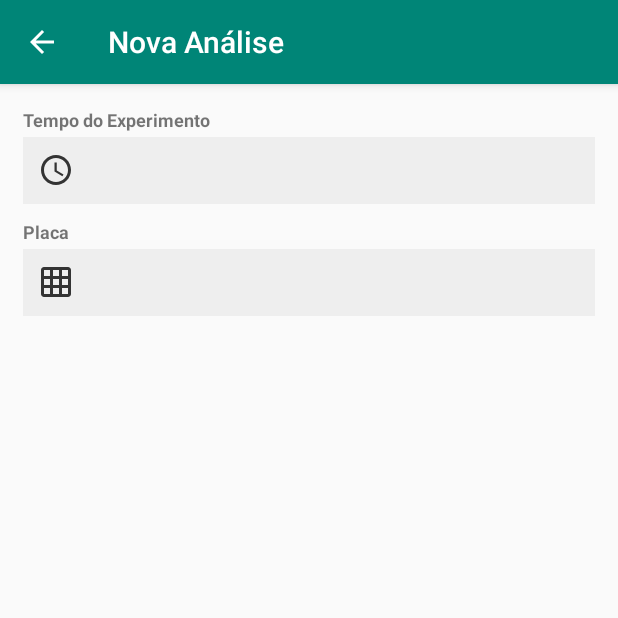
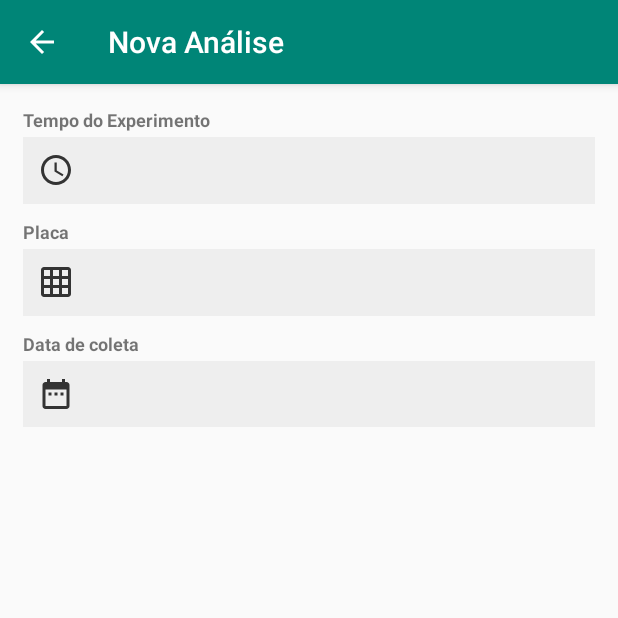
Before and after one commit to LaBECFar/sinae, an Android app: the NovaAnaliseActivity screen opened directly, with no data from a screen before it, on a phone screen of 412 x 824 dp, the top half of it. Run offline under Robolectric (Android 15) with nearby library versions, the phone set to English and light mode, and no system bars; our stand-ins replace Room's generated code.

Commit message:
app: data de coleta na criação de analises

```diff
--- a/app/app/src/main/java/br/com/webgenium/sinae/NovaAnaliseActivity.kt
+++ b/app/app/src/main/java/br/com/webgenium/sinae/NovaAnaliseActivity.kt
@@ -1,5 +1,7 @@
 package br.com.webgenium.sinae
 
+import android.annotation.SuppressLint
+import android.app.DatePickerDialog
 import android.content.Intent
 import androidx.appcompat.app.AppCompatActivity
 import android.os.Bundle
@@ -10,15 +12,17 @@ import br.com.webgenium.sinae.database.AppDatabase
 import br.com.webgenium.sinae.model.Analise
 import kotlinx.android.synthetic.main.activity_nova_analise.*
 import kotlinx.coroutines.launch
+import java.util.*
 
 class NovaAnaliseActivity : AppCompatActivity() {
 
 
     private val db: AppDatabase by lazy {  AppDatabase(this) }
     private val dao: AppDao by lazy { db.dao() }
-    private var analise = Analise()
+    private val analise = Analise()
 
 
+    @SuppressLint("SetTextI18n")
     override fun onCreate(savedInstanceState: Bundle?) {
         super.onCreate(savedInstanceState)
         setContentView(R.layout.activity_nova_analise)
@@ -33,6 +37,19 @@ class NovaAnaliseActivity : AppCompatActivity() {
             }
         }
 
+        et_data.setOnClickListener {
+            val calendar = Calendar.getInstance()
+            val year = calendar.get(Calendar.YEAR)
+            val month = calendar.get(Calendar.MONTH)
+            val day = calendar.get(Calendar.DAY_OF_MONTH)
+
+            val datepicker = DatePickerDialog(this@NovaAnaliseActivity, DatePickerDialog.OnDateSetListener { _, year, monthOfYear, dayOfMonth ->
+                et_data.text = "${year}-${monthOfYear}-${dayOfMonth}"
+            }, year, month, day)
+
+            datepicker.show()
+        }
+
 
         btn_continuar.setOnClickListener {
             val sharedPreference = SharedPreference( this )
@@ -41,6 +58,7 @@ class NovaAnaliseActivity : AppCompatActivity() {
             analise.fps = fps
             analise.tempo = et_tempo.text.toString()
             analise.placa = et_placa.text.toString()
+            analise.dataColeta = et_data.text.toString()
 
 
             val intent = Intent(this, NovaAnaliseVideoActivity::class.java)
--- a/app/app/src/main/java/br/com/webgenium/sinae/api/ExperimentoClient.kt
+++ b/app/app/src/main/java/br/com/webgenium/sinae/api/ExperimentoClient.kt
@@ -15,7 +15,9 @@ class ExperimentoClient(val context: Context) {
             response?.body()?.let {
                 successo(it)
             } ?: run {
-                context.toast(context.getString(R.string.experiment_notfound), "error")
+                if(thorwable == null) {
+                    context.toast(context.getString(R.string.experiment_notfound), "error")
+                }
             }
 
             thorwable?.let {
--- a/app/app/src/main/java/br/com/webgenium/sinae/custom/ContextExtensions.kt
+++ b/app/app/src/main/java/br/com/webgenium/sinae/custom/ContextExtensions.kt
@@ -2,7 +2,6 @@ package br.com.webgenium.sinae.custom
 
 import android.content.Context
 import android.graphics.Color
-import android.util.Log
 import android.view.Gravity
 import android.widget.TextView
 import android.widget.Toast
@@ -31,6 +30,6 @@ fun Context.toast(message: CharSequence, type: String = "") {
      toast.view.setBackgroundColor(Color.parseColor(bgcolor))
      val text = toast.view.findViewById(android.R.id.message) as TextView
      text.setTextColor(Color.WHITE)
-
+     toast.setMargin(0f,0f)
      toast.show()
 }
--- a/app/app/src/main/java/br/com/webgenium/sinae/database/AppDatabase.kt
+++ b/app/app/src/main/java/br/com/webgenium/sinae/database/AppDatabase.kt
@@ -11,7 +11,7 @@ import br.com.webgenium.sinae.model.Frame
 
 @Database(
     entities = [Experimento::class, Frame::class, Analise::class],
-    version = 26
+    version = 27
 )
 @TypeConverters(Converters::class)
 abstract class AppDatabase : RoomDatabase(){
--- a/app/app/src/main/java/br/com/webgenium/sinae/model/Analise.kt
+++ b/app/app/src/main/java/br/com/webgenium/sinae/model/Analise.kt
@@ -30,6 +30,8 @@ class Analise : Serializable {
 
     var placa: String = ""
 
+    var dataColeta: String = "0000-00-00"
+
     @Ignore
     var experimento: Experimento? = null
 
--- /dev/null
+++ b/app/app/src/main/res/drawable/ic_date_range_black_24dp.xml
@@ -0,0 +1,5 @@
+<vector android:height="24dp" android:tint="#333333"
+    android:viewportHeight="24.0" android:viewportWidth="24.0"
+    android:width="24dp" xmlns:android="http://schemas.android.com/apk/res/android">
+    <path android:fillColor="#FF000000" android:pathData="M9,11L7,11v2h2v-2zM13,11h-2v2h2v-2zM17,11h-2v2h2v-2zM19,4h-1L18,2h-2v2L8,4L8,2L6,2v2L5,4c-1.11,0 -1.99,0.9 -1.99,2L3,20c0,1.1 0.89,2 2,2h14c1.1,0 2,-0.9 2,-2L21,6c0,-1.1 -0.9,-2 -2,-2zM19,20L5,20L5,9h14v11z"/>
+</vector>
--- a/app/app/src/main/res/layout/activity_nova_analise.xml
+++ b/app/app/src/main/res/layout/activity_nova_analise.xml
@@ -61,6 +61,29 @@
             android:padding="10dp" />
 
 
+        <!-- Data -->
+        <TextView
+            android:layout_width="match_parent"
+            android:layout_height="wrap_content"
+            android:text="@string/collection_date"
+            android:textSize="12sp"
+            android:layout_marginTop="10dp"
+            android:textStyle="bold" />
+
+        <TextView
+            android:id="@+id/et_data"
+            android:layout_width="match_parent"
+            android:layout_height="wrap_content"
+            android:layout_marginTop="3dp"
+            android:background="@color/backgroundInput"
+            android:drawableStart="@drawable/ic_date_range_black_24dp"
+            android:drawablePadding="5dp"
+            android:importantForAutofill="no"
+            android:padding="10dp"
+            android:textSize="16sp"
+            android:textColor="#111"/>
+
+
     </LinearLayout>
 
 
--- a/app/app/src/main/res/values/strings.xml
+++ b/app/app/src/main/res/values/strings.xml
@@ -69,4 +69,5 @@
     <string name="select_video_error">Erro ao selecionar vídeo!</string>
     <string name="config_saved">Configurações salvas</string>
     <string name="config_invalid">Configurações inválidas</string>
+    <string name="collection_date">Data de coleta</string>
 </resources>
```
Also changed, not shown: 1 other file.
